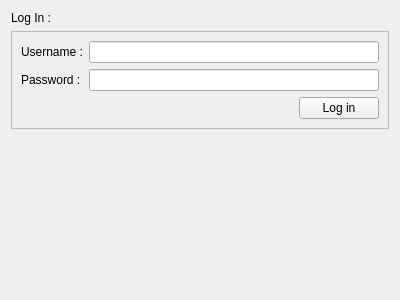
First picture: the form in words/part/dockers/wiki/WikiClientWidget.ui, repository KDE/calligra, before the edit.
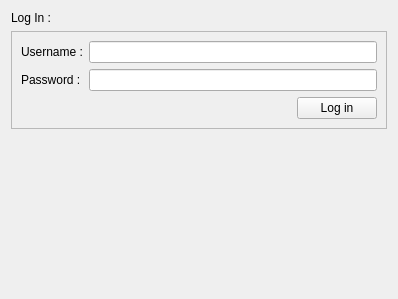
Second picture: the form after the edit.

Diff of the .ui file:
```diff
--- a/words/part/dockers/wiki/WikiClientWidget.ui
+++ b/words/part/dockers/wiki/WikiClientWidget.ui
@@ -6,8 +6,8 @@
    <rect>
     <x>0</x>
     <y>0</y>
-    <width>400</width>
-    <height>300</height>
+    <width>398</width>
+    <height>299</height>
    </rect>
   </property>
   <property name="windowTitle">
```
